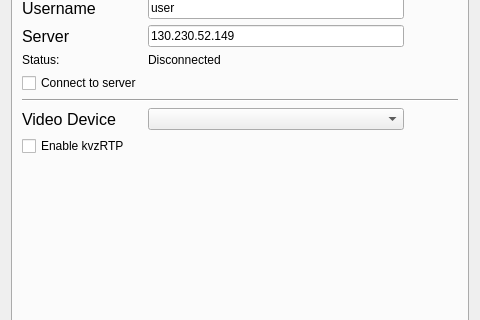
Qt form ui/settings.ui (ultravideo/uvgComm) before a commit; both pictures show x 0 to 480 and y 97 to 417 of the 480 by 640 pixel window.
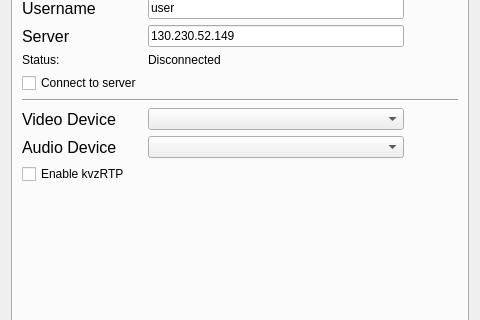
The same form after that commit.

Commit message: feature(Settings): Audio device selector works. Live update is not included.

What changed in the file:
```diff
--- a/ui/settings.ui
+++ b/ui/settings.ui
@@ -178,7 +178,7 @@
         </widget>
        </item>
        <item row="8" column="0">
-        <widget class="QLabel" name="VideoDeviceLabel">
+        <widget class="QLabel" name="label_VideoDevice">
          <property name="font">
           <font>
            <pointsize>12</pointsize>
@@ -205,14 +205,14 @@
          </property>
         </widget>
        </item>
-       <item row="9" column="0">
+       <item row="10" column="0">
         <widget class="QCheckBox" name="kvzRTP">
          <property name="text">
           <string>Enable kvzRTP</string>
          </property>
         </widget>
        </item>
-       <item row="11" column="0">
+       <item row="12" column="0">
         <widget class="QPushButton" name="custom_settings_button">
          <property name="enabled">
           <bool>true</bool>
@@ -222,14 +222,14 @@
          </property>
         </widget>
        </item>
-       <item row="12" column="0">
+       <item row="13" column="0">
         <widget class="QPushButton" name="advanced_settings_button">
          <property name="text">
           <string>SIP Settings</string>
          </property>
         </widget>
        </item>
-       <item row="10" column="0" colspan="2">
+       <item row="11" column="0" colspan="2">
         <spacer name="verticalSpacer_2">
          <property name="orientation">
           <enum>Qt::Vertical</enum>
@@ -242,6 +242,28 @@
          </property>
         </spacer>
        </item>
+       <item row="9" column="0">
+        <widget class="QLabel" name="label_audioDevice">
+         <property name="font">
+          <font>
+           <pointsize>12</pointsize>
+          </font>
+         </property>
+         <property name="text">
+          <string>Audio Device</string>
+         </property>
+        </widget>
+       </item>
+       <item row="9" column="1">
+        <widget class="QComboBox" name="audioDevice">
+         <property name="maximumSize">
+          <size>
+           <width>256</width>
+           <height>16777215</height>
+          </size>
+         </property>
+        </widget>
+       </item>
       </layout>
      </widget>
     </widget>
```
The commit also changes 9 other files.
